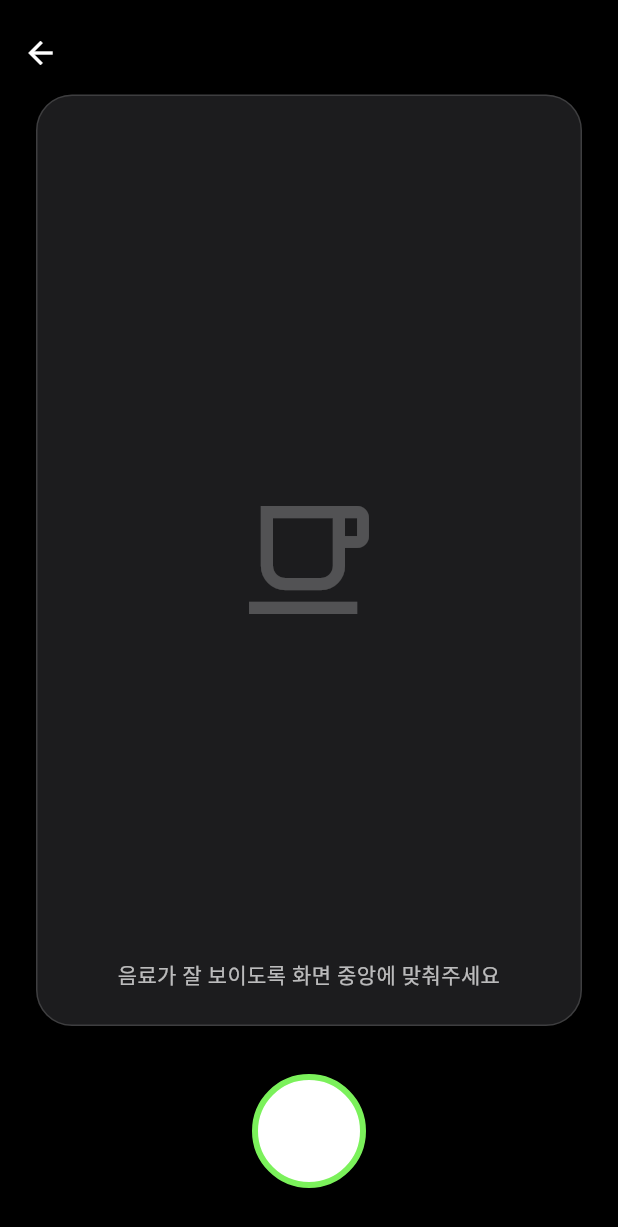
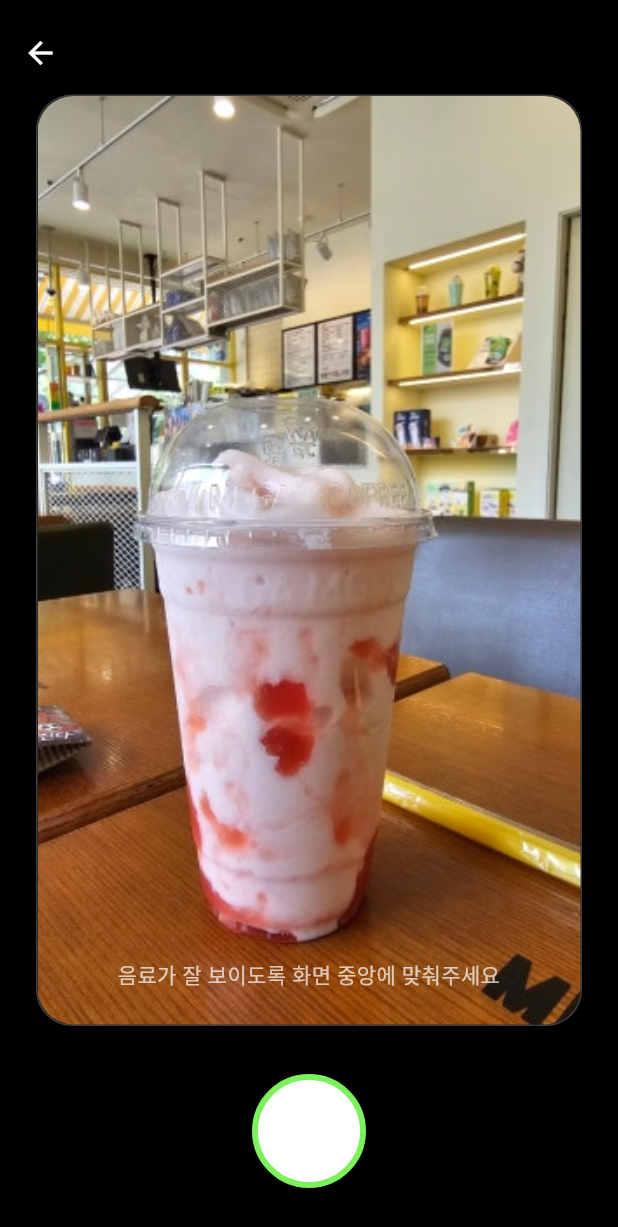
Before and after one commit to kimsuming/SlowPick, a Flutter app: the VisionPilotCameraCapture screen opened directly with empty values, on a phone screen of 412 x 824 dp. Shown: the top 1227 px of the screen. Run offline on Flutter 3.47's test engine with Material 3 defaults, Android fonts, the phone set to English and light mode, and no system bars; our stand-ins replace cached_network_image, carousel_slider, cloud_firestore, firebase_core, fl_chart, image_picker and 2 more; missing offline and left inert: amplify_auth_cognito, amplify_flutter; accounts and stored records are empty; network calls fail; Roboto replaces fonts that are missing (KoPubDotum).

Commit message:
버튼 등 UI 변경

```diff
--- a/lib/screen/vision_pilot_camera_capture.dart
+++ b/lib/screen/vision_pilot_camera_capture.dart
@@ -113,6 +113,8 @@ class _VisionPilotCameraCaptureState extends State<VisionPilotCameraCapture> {
                 alignment: Alignment.center,
                 children: [
                   // 카메라 미리보기를 흉내낸 더미 뷰파인더
+                  // 영상 촬영용 임시 처리 — 실제 카메라 대신 샘플 사진을 뷰파인더에
+                  // 깔아, 이 음료를 찍는 것처럼 연출한다. 촬영이 끝나면 되돌린다.
                   Container(
                     margin: const EdgeInsets.symmetric(horizontal: 24),
                     decoration: BoxDecoration(
@@ -122,11 +124,20 @@ class _VisionPilotCameraCaptureState extends State<VisionPilotCameraCapture> {
                         color: Colors.white.withValues(alpha: 0.15),
                       ),
                     ),
-                    child: const Center(
-                      child: Icon(
-                        Icons.local_cafe_outlined,
-                        size: 96,
-                        color: Colors.white24,
+                    child: ClipRRect(
+                      borderRadius: BorderRadius.circular(24),
+                      child: Image.asset(
+                        'images/bloodSugarNote/mega_sample.jpg',
+                        fit: BoxFit.cover,
+                        width: double.infinity,
+                        height: double.infinity,
+                        errorBuilder: (_, __, ___) => const Center(
+                          child: Icon(
+                            Icons.local_cafe_outlined,
+                            size: 96,
+                            color: Colors.white24,
+                          ),
+                        ),
                       ),
                     ),
                   ),
```
Also changed, not shown: lib/screen/example.dart (+20 -11 lines), lib/screen/home_screen.dart (+32 -0 lines), lib/screen/search.dart (+17 -2 lines), images/bloodSugarNote/mega_sample.jpg (added).
